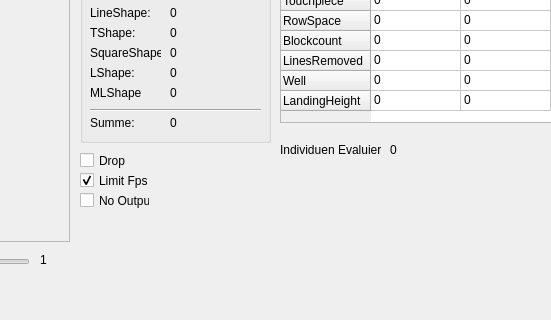
This is TetrisWindow.ui in kryonix/tetrisGP as Qt 5 draws it before an edit; both pictures show x 140 to 691 and y 168 to 488 of the 912 by 488 pixel window. The edited form follows.
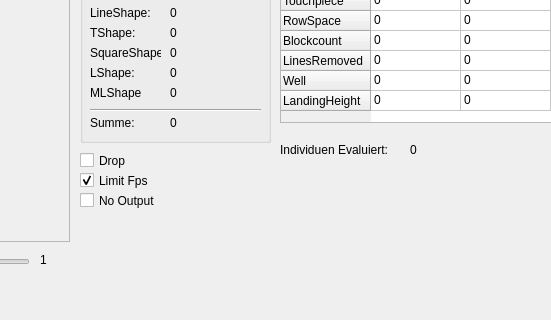
This is the edited form. Custom widgets are drawn as their Qt base class.

```diff
--- a/TetrisWindow.ui
+++ b/TetrisWindow.ui
@@ -663,7 +663,7 @@
      <rect>
       <x>220</x>
       <y>340</y>
-      <width>70</width>
+      <width>91</width>
       <height>17</height>
      </rect>
     </property>
@@ -692,7 +692,7 @@
      <rect>
       <x>220</x>
       <y>360</y>
-      <width>70</width>
+      <width>101</width>
       <height>17</height>
      </rect>
     </property>
@@ -705,7 +705,7 @@
      <rect>
       <x>420</x>
       <y>310</y>
-      <width>101</width>
+      <width>131</width>
       <height>16</height>
      </rect>
     </property>
@@ -716,7 +716,7 @@
    <widget class="QLabel" name="labelIndividuum">
     <property name="geometry">
      <rect>
-      <x>530</x>
+      <x>550</x>
       <y>310</y>
       <width>61</width>
       <height>16</height>
```
Left out of the diff: 4 changed lines with no effect on the pictures.
